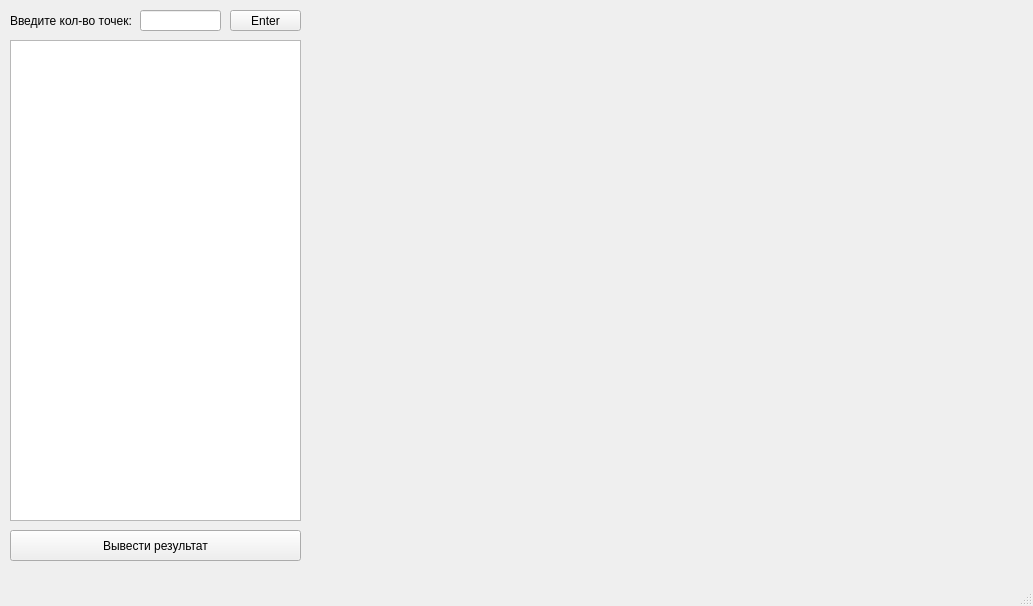
This is lab1/mainwindow.ui in Inlucker/ComputerGraphics as Qt 5 draws it before an edit. The edited form follows.
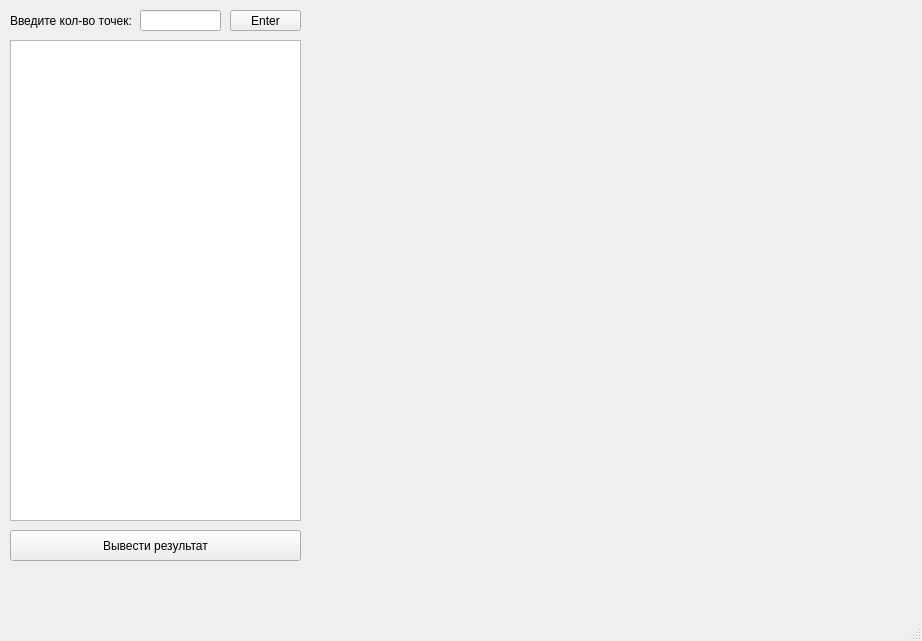
This is the edited form.

The edit to the form file:
```diff
--- a/lab1/mainwindow.ui
+++ b/lab1/mainwindow.ui
@@ -6,8 +6,8 @@
    <rect>
     <x>0</x>
     <y>0</y>
-    <width>1033</width>
-    <height>606</height>
+    <width>922</width>
+    <height>641</height>
    </rect>
   </property>
   <property name="windowTitle">
@@ -78,7 +78,7 @@
      <rect>
       <x>310</x>
       <y>10</y>
-      <width>711</width>
+      <width>601</width>
       <height>551</height>
      </rect>
     </property>
```
Left out of the diff: 15 changed lines with no effect on the pictures.
